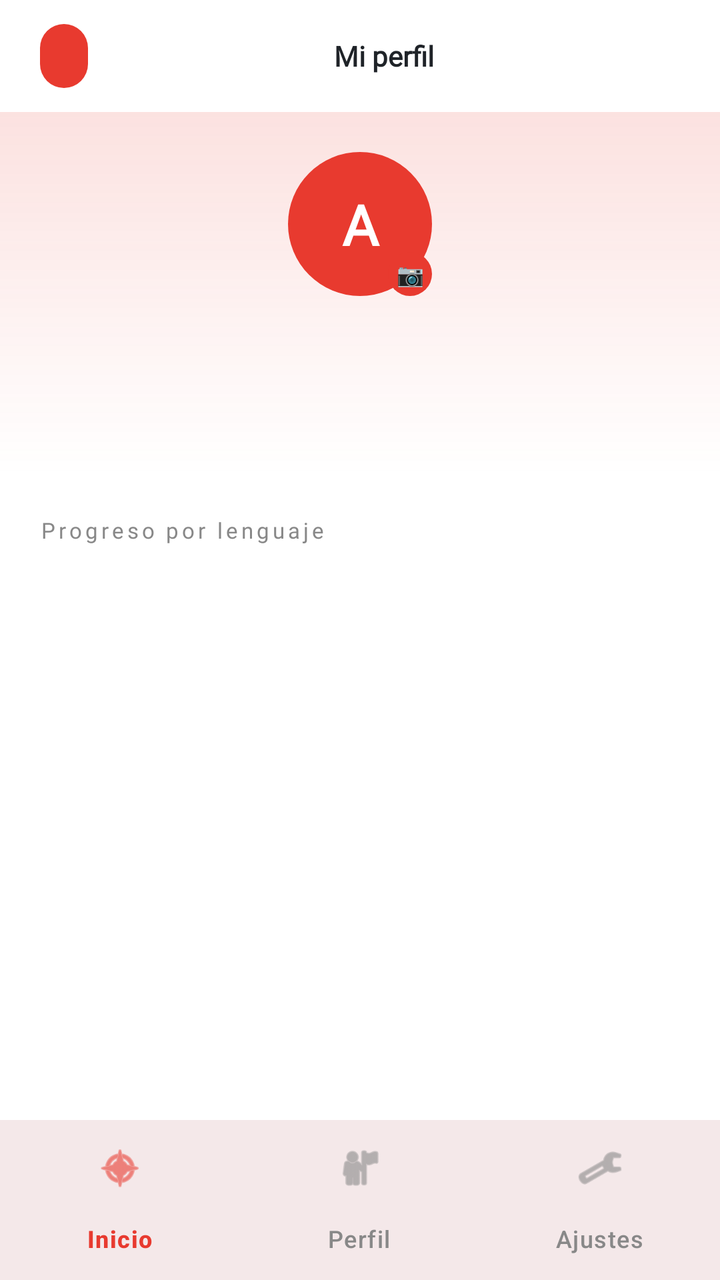
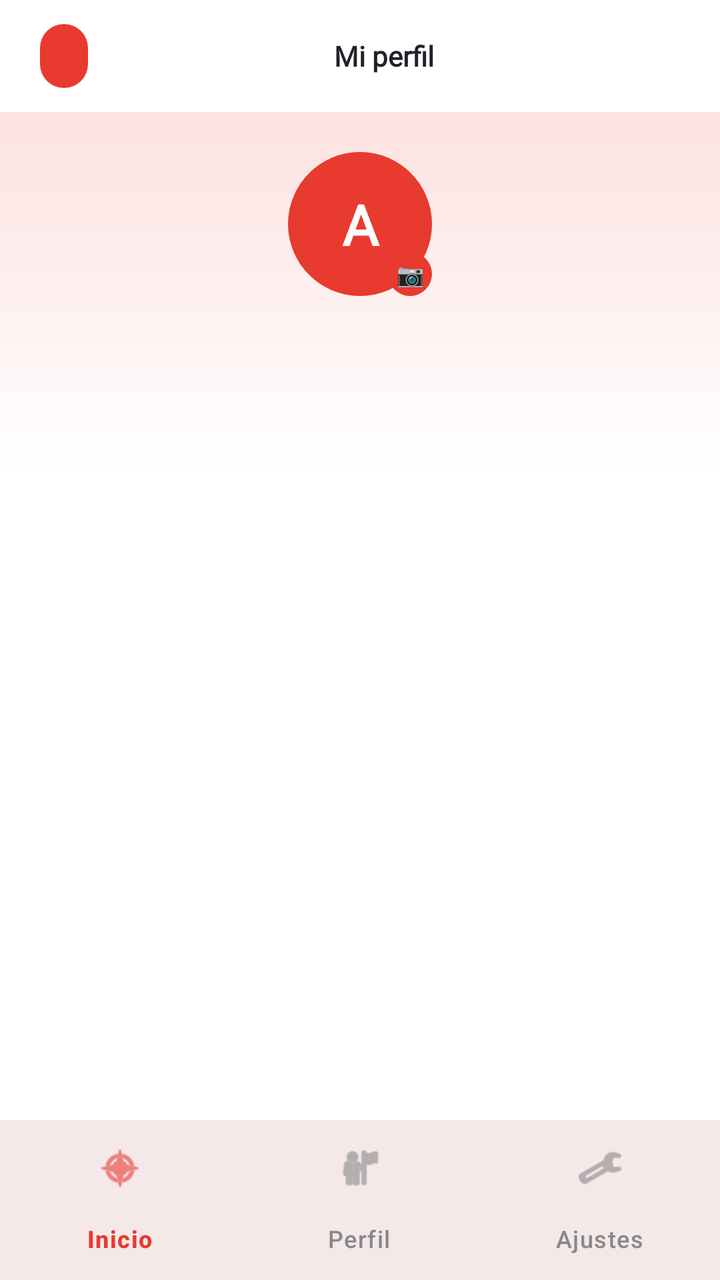

Before-and-after screenshots of an Android layout around one commit, followed by the original layout XML and the change that was made.
<!-- AndroidManifest.xml: application theme Theme.CodeGym -->
<!-- res/layout/activity_profile.xml -->
<?xml version="1.0" encoding="utf-8"?>
<LinearLayout xmlns:android="http://schemas.android.com/apk/res/android"
    xmlns:app="http://schemas.android.com/apk/res-auto"
    android:layout_width="match_parent"
    android:layout_height="match_parent"
    android:orientation="vertical"
    android:background="?android:attr/colorBackground">

    
    <LinearLayout
        android:layout_width="match_parent"
        android:layout_height="56dp"
        android:orientation="horizontal"
        android:gravity="center_vertical"
        android:paddingHorizontal="20dp">

        <TextView
            android:id="@+id/tvStreakBadge"
            android:layout_width="wrap_content"
            android:layout_height="32dp"
            android:gravity="center"
            android:paddingHorizontal="12dp"
            android:textColor="?attr/colorOnPrimary"
            android:textSize="12sp"
            android:background="@drawable/badge_red_rounded"
            android:fontFamily="@font/space_mono" />

        <View android:layout_width="0dp" android:layout_height="1dp" android:layout_weight="1"/>

        <TextView
            android:layout_width="wrap_content"
            android:layout_height="wrap_content"
            android:text="@string/profile_title"
            android:textColor="?attr/colorOnSurface"
            android:textSize="14sp"
            android:textStyle="bold"
            android:fontFamily="@font/syne_extrabold" />

        <View android:layout_width="0dp" android:layout_height="1dp" android:layout_weight="1"/>
    </LinearLayout>

    <ScrollView
        android:layout_width="match_parent"
        android:layout_height="0dp"
        android:layout_weight="1"
        android:scrollbars="none">

        <LinearLayout
            android:layout_width="match_parent"
            android:layout_height="wrap_content"
            android:orientation="vertical">

            
            <LinearLayout
                android:layout_width="match_parent"
                android:layout_height="wrap_content"
                android:orientation="vertical"
                android:gravity="center"
                android:background="@drawable/profile_hero_bg"
                android:paddingTop="20dp"
                android:paddingBottom="28dp">

                <FrameLayout
                    android:layout_width="72dp"
                    android:layout_height="72dp"
                    android:layout_gravity="center_horizontal">

                    <ImageView
                        android:id="@+id/ivAvatar"
                        android:layout_width="72dp"
                        android:layout_height="72dp"
                        android:scaleType="centerCrop"
                        android:background="@drawable/circle_red" />

                    <TextView
                        android:id="@+id/tvAvatarInitial"
                        android:layout_width="72dp"
                        android:layout_height="72dp"
                        android:text="A"
                        android:gravity="center"
                        android:textColor="?attr/colorOnPrimary"
                        android:textSize="28sp"
                        android:textStyle="bold"
                        android:fontFamily="@font/syne_extrabold" />

                    <TextView
                        android:layout_width="22dp"
                        android:layout_height="22dp"
                        android:text="📷"
                        android:gravity="center"
                        android:textSize="11sp"
                        android:background="@drawable/circle_red"
                        android:layout_gravity="bottom|end" />

                </FrameLayout>

                <TextView
                    android:id="@+id/tvProfileName"
                    android:layout_width="wrap_content"
                    android:layout_height="wrap_content"
                    android:layout_marginTop="12dp"
                    android:textColor="?attr/colorOnSurface"
                    android:textSize="22sp"
                    android:textStyle="bold"
                    android:fontFamily="@font/syne_extrabold" />

                <TextView
                    android:id="@+id/tvProfileHandle"
                    android:layout_width="wrap_content"
                    android:layout_height="wrap_content"
                    android:layout_marginTop="4dp"
                    android:textColor="?attr/colorOnSurfaceVariant"
                    android:textSize="12sp"
                    android:fontFamily="@font/space_mono" />
            </LinearLayout>

            
            <TextView
                android:layout_width="wrap_content"
                android:layout_height="wrap_content"
                android:layout_marginStart="20dp"
                android:layout_marginTop="20dp"
                android:text="Progreso por lenguaje"
                android:textColor="@color/text_dim"
                android:textSize="11sp"
                android:letterSpacing="0.15"
                android:fontFamily="@font/space_mono" />

            <LinearLayout
                android:id="@+id/layoutLanguageProgress"
                android:layout_width="match_parent"
                android:layout_height="wrap_content"
                android:orientation="vertical"
                android:padding="20dp" />


            
            <LinearLayout
                android:layout_width="match_parent"
                android:layout_height="wrap_content"
                android:orientation="vertical"
                android:paddingHorizontal="20dp"
                android:paddingTop="20dp">

            </LinearLayout>

            <View android:layout_width="match_parent" android:layout_height="30dp" />
        </LinearLayout>
    </ScrollView>

    
    <com.google.android.material.bottomnavigation.BottomNavigationView
        android:id="@+id/bottomNav"
        android:layout_width="match_parent"
        android:layout_height="wrap_content"
        android:background="?attr/colorSurface"
        app:menu="@menu/bottom_nav_menu"
        app:itemIconTint="@color/nav_icon_selector"
        app:itemTextColor="@color/nav_icon_selector"
        app:labelVisibilityMode="labeled" />

</LinearLayout>
<!-- resources referenced by this layout -->
<resources>
  <color name="text_dim">#888888</color>
  <!-- drawable badge_red_rounded (drawable) -->
  <?xml version="1.0" encoding="utf-8"?>
  <shape xmlns:android="http://schemas.android.com/apk/res/android"
      android:shape="rectangle">
      <solid android:color="#E83A2F" />
      <corners android:radius="20dp" />
  </shape>
  <!-- drawable circle_red (drawable) -->
  <?xml version="1.0" encoding="utf-8"?>
  <shape xmlns:android="http://schemas.android.com/apk/res/android"
      android:shape="oval">
      <solid android:color="#E83A2F" />
  </shape>
  <!-- drawable profile_hero_bg (drawable) -->
  <?xml version="1.0" encoding="utf-8"?>
  <shape xmlns:android="http://schemas.android.com/apk/res/android"
      android:shape="rectangle">
      <gradient
          android:startColor="#26E83A2F"
          android:endColor="#000D0D0D"
          android:angle="270"
          android:type="linear" />
  </shape>
  <string name="profile_title">Mi perfil</string>
  <style name="Theme.CodeGym" parent="Base.Theme.CodeGym" />
  <style name="Base.Theme.CodeGym" parent="Theme.Material3.DayNight.NoActionBar">
          <item name="colorPrimary">@color/red_primary</item>
          <item name="colorOnPrimary">@color/white</item>
          <item name="colorSecondary">@color/yellow</item>
          <item name="colorTertiary">@color/tertiary</item>
          <item name="colorError">@color/red_wrong</item>
          <item name="android:colorBackground">@color/bg_dark</item>
          <item name="colorSurface">@color/surface</item>
          <item name="colorSurfaceVariant">@color/surface2</item>
          <item name="colorOnBackground">@color/text_primary</item>
          <item name="colorOnSurface">@color/text_primary</item>
          <item name="android:statusBarColor">@color/bg_dark</item>
          <item name="android:navigationBarColor">@color/bg_dark</item>
          <item name="android:windowLightStatusBar">false</item>
      </style>
  <color name="red_primary">#E83A2F</color>
  <color name="white">#FFFFFF</color>
  <color name="yellow">#D4A017</color>
  <color name="tertiary">#D2A8FF</color>
  <color name="red_wrong">#FF5555</color>
  <color name="bg_dark">#FFFFFF</color>
  <color name="surface">#F6F8FA</color>
  <color name="surface2">#EAEEF2</color>
  <color name="text_primary">#1F2328</color>
</resources>

<!-- the commit's change to res/layout/activity_profile.xml (unified diff, before → after) -->
@@ -120,7 +120,6 @@
                 android:layout_height="wrap_content"
                 android:layout_marginStart="20dp"
                 android:layout_marginTop="20dp"
-                android:text="Progreso por lenguaje"
                 android:textColor="@color/text_dim"
                 android:textSize="11sp"
                 android:letterSpacing="0.15"
